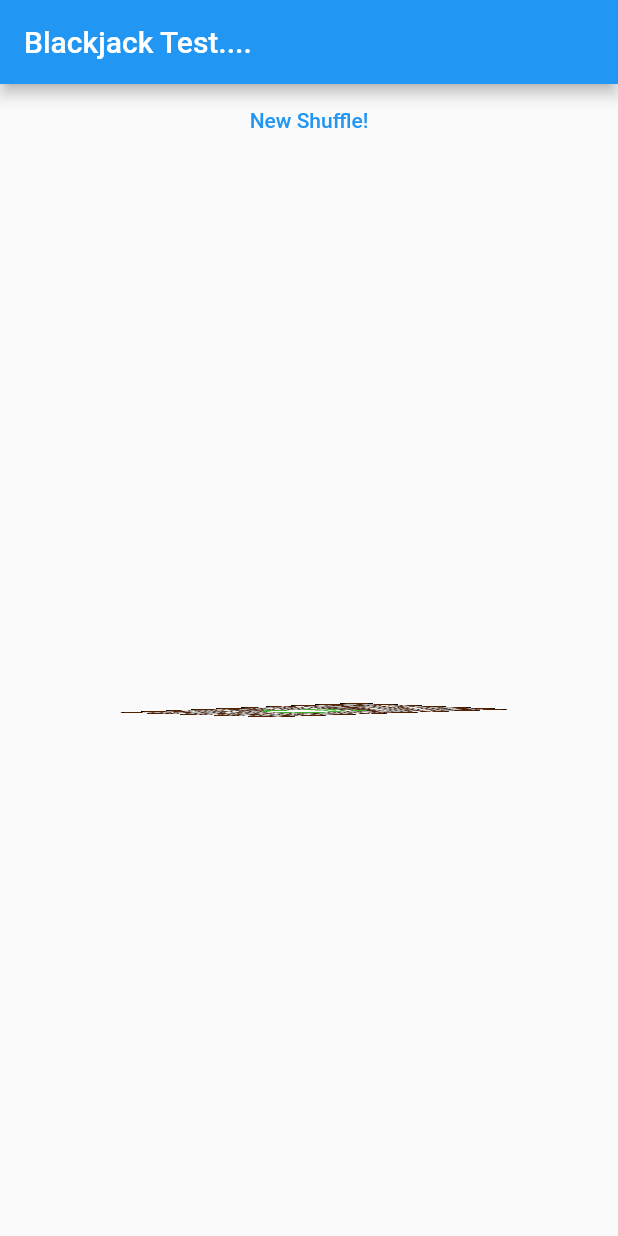
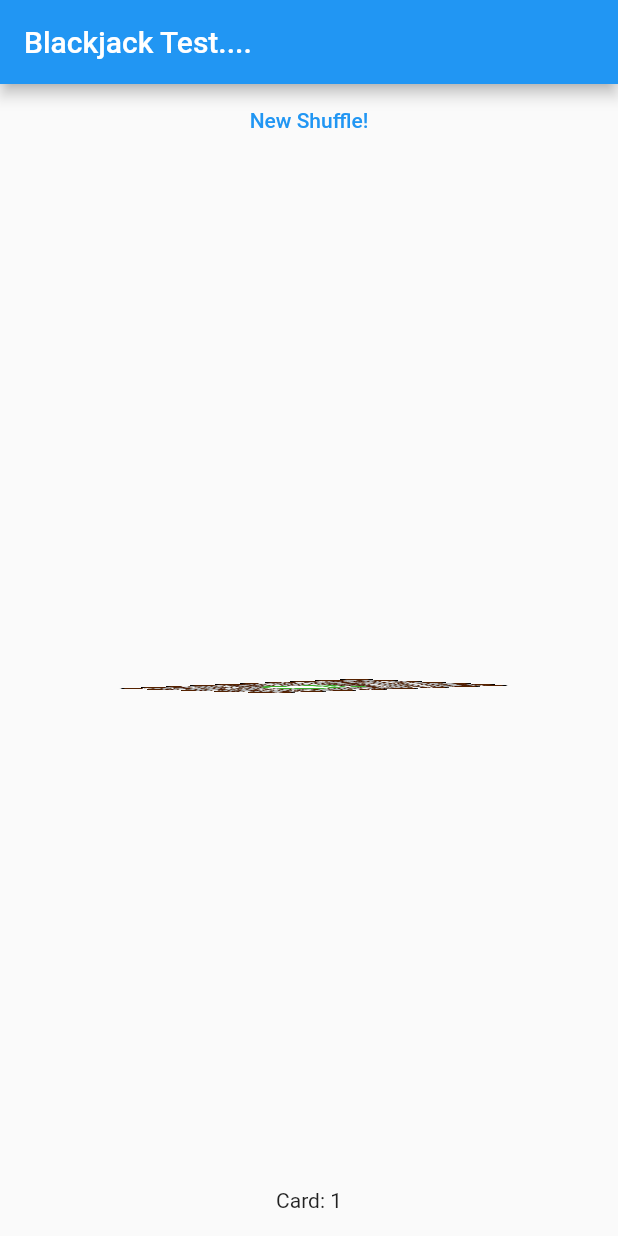
Before and after one commit to dplanford/flutter_blackjack, a Flutter app: the screen it shows after launch, on a phone screen of 412 x 824 dp. Run offline on Flutter 3.47's test engine with Material 2 defaults, Android fonts, the phone set to English and light mode, and no system bars.

Commit message:
Adjusted GitIgnore, and card length fixes...
Adjusted GitIgnore, and card list length fixes...

```diff
--- a/lib/main.dart
+++ b/lib/main.dart
@@ -93,6 +93,8 @@ class _MyHomePageState extends State<MyHomePage> {
               ),
             ),
           ),
+          Text('Card: $_cardIndex'),
+          const SizedBox(height: 16),
         ],
       ),
     );
@@ -113,7 +115,7 @@ class _MyHomePageState extends State<MyHomePage> {
       if (_rotationX > -piDiv2 && _rotationX < piDiv2) {
         if (_backShowing) {
           _backShowing = false;
-          if (_cardIndex > _cards.length) {
+          if (_cardIndex >= _cards.length - 1) {
             _cardIndex = 0;
           } else {
             _cardIndex += 1;
```
Also changed, not shown: 2 other files.
